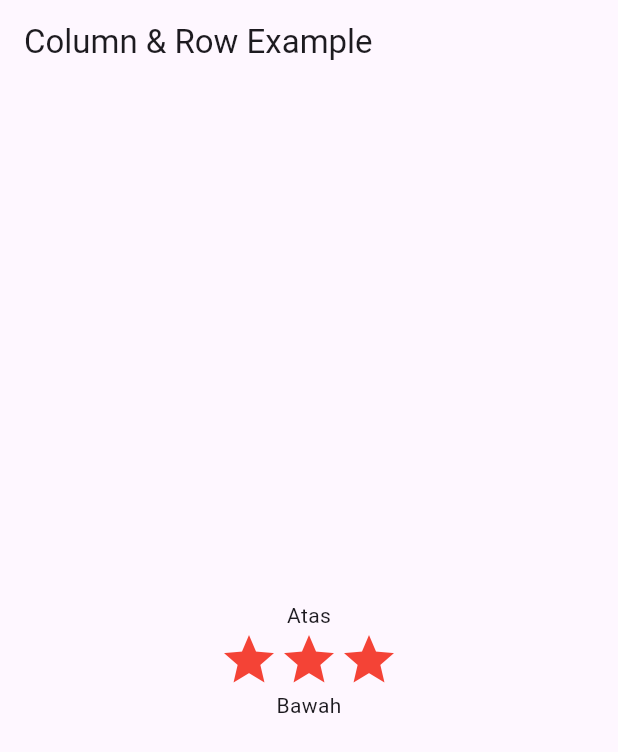
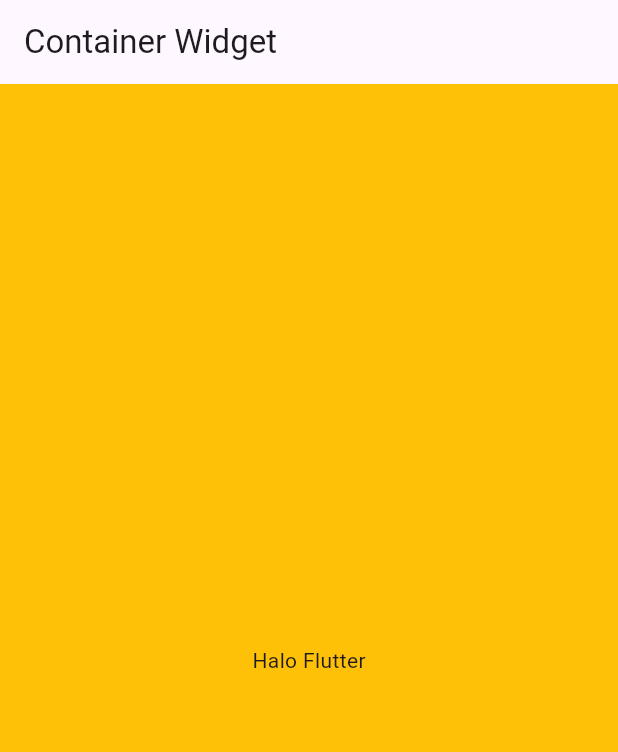
Before and after one commit to BagasSatriaYn/Project6Flutter, a Flutter app: the screen it shows after launch, on a phone screen of 412 x 824 dp. Shown: the top 752 px of the screen. Run offline on Flutter 3.47's test engine with Material 3 defaults, Android fonts, the phone set to English and light mode, and no system bars.

Commit message:
Dasar Widget Container

```diff
--- a/lib/main.dart
+++ b/lib/main.dart
@@ -11,25 +11,37 @@ class MyApp extends StatelessWidget {
     return MaterialApp(
       home: Scaffold(
         appBar: AppBar(
-          title: const Text('Column & Row Example')),
-          body: Center(
-            child: Column(
-              mainAxisAlignment: MainAxisAlignment.center,
-              children: [
-                const Text("Atas"),
-                Row(
-                  mainAxisAlignment: MainAxisAlignment.center,
-                  children: const [
-                    Icon(Icons.star, color: Colors.red, size: 40),
-                    Icon(Icons.star, color: Colors.red, size: 40),
-                    Icon(Icons.star, color: Colors.red, size: 40),
-                  ],
-                ),
-                const Text("Bawah"),
-              ],
-            ),
+          title: const Text('Container Widget'),),
+          body: Container(
+            width: double.infinity,
+            height: double.infinity,
+            color: Colors.amber,
+            child: const Center(
+              child: Text("Halo Flutter"),
             ),
           ),
-    );
+      ),
+      );
   }
 }
+//           Center(
+//             child: Column(
+//               mainAxisAlignment: MainAxisAlignment.center,
+//               children: [
+//                 const Text("Atas"),
+//                 Row(
+//                   mainAxisAlignment: MainAxisAlignment.center,
+//                   children: const [
+//                     Icon(Icons.star, color: Colors.red, size: 40),
+//                     Icon(Icons.star, color: Colors.red, size: 40),
+//                     Icon(Icons.star, color: Colors.red, size: 40),
+//                   ],
+//                 ),
+//                 const Text("Bawah"),
+//               ],
+//             ),
+//             ),
+//           ),
+//     );
+//   }
+// }
```
